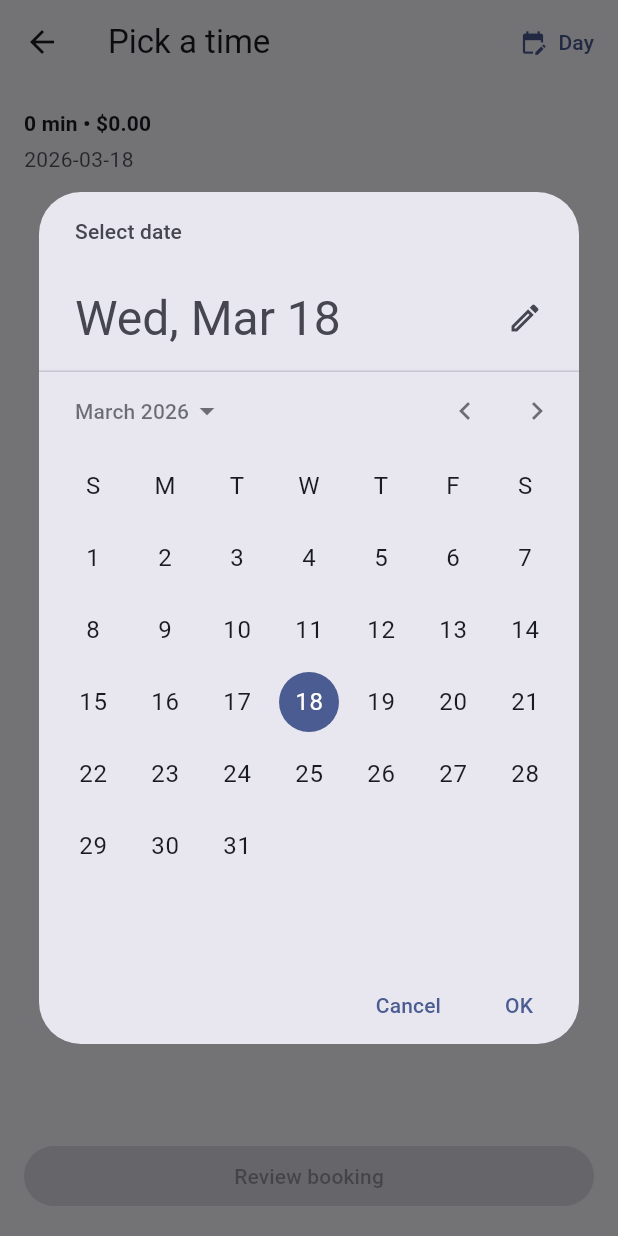
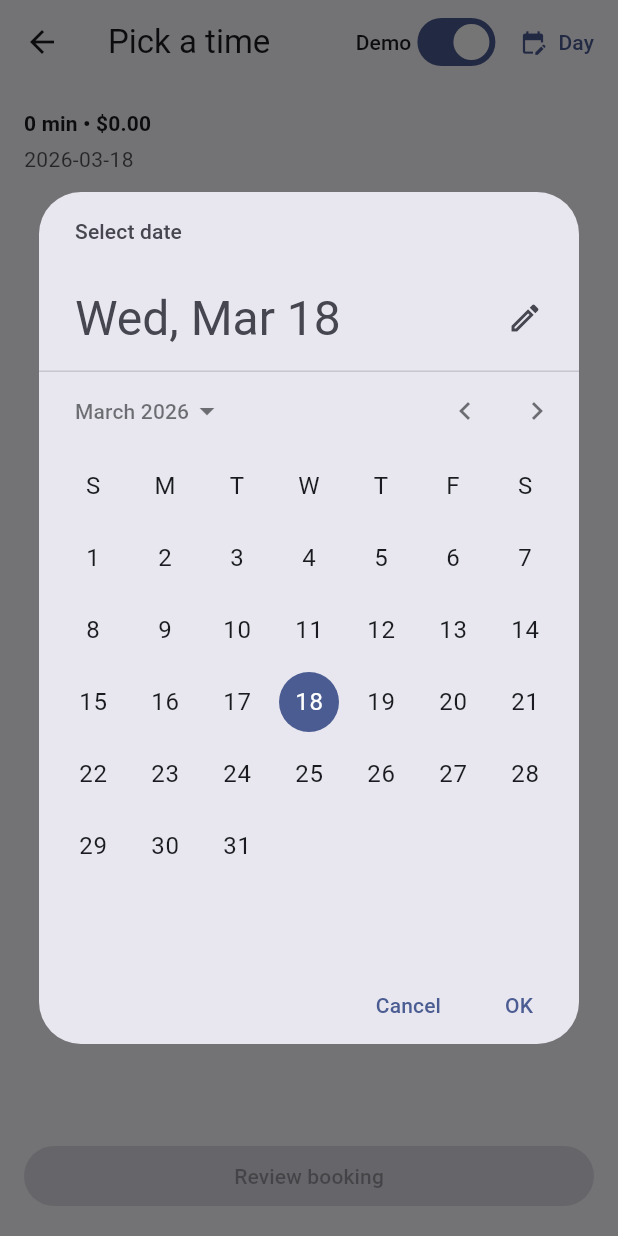
Before and after one commit to Naveenm1907/omni_booking, a Flutter app: the TimeSlotsScreen screen opened directly, after a tap on "Day", on a phone screen of 412 x 824 dp. Run offline on Flutter 3.47's test engine with Material 3 defaults, Android fonts, the phone set to English and light mode, and no system bars; our stand-ins replace cloud_firestore, firebase_core, flutter_riverpod; accounts and stored records are empty.

Commit message:
updated timeslot,booking,Firebase Providers,widgets

```diff
--- a/lib/models/time_slot.dart
+++ b/lib/models/time_slot.dart
@@ -8,10 +8,14 @@ class TimeSlot {
   /// When false, the slot should be rendered as blocked/unavailable.
   final bool isAvailable;
 
+  /// How many counters can accommodate the entire slot duration.
+  final int availableCounterCount;
+
   const TimeSlot({
     required this.startAt,
     required this.endAt,
     required this.isAvailable,
+    required this.availableCounterCount,
     this.counterId,
   });
 
--- a/lib/providers/firestore_providers.dart
+++ b/lib/providers/firestore_providers.dart
@@ -3,10 +3,16 @@ import 'package:flutter_riverpod/flutter_riverpod.dart';
 import '../models/booking.dart';
 import '../models/service.dart';
 import '../services/firestore_service.dart';
+import '../utils/demo_existing_bookings.dart';
 
 final firestoreServiceProvider = Provider<FirestoreService>((ref) {
   return FirestoreService();
 });
+
+/// Company-assignment demo mode:
+/// when enabled, the app uses the provided "Existing Bookings" dataset so
+/// availability is deterministic during review.
+final demoModeProvider = StateProvider<bool>((ref) => true);
 
 final servicesProvider = StreamProvider<List<Service>>((ref) {
   final firestore = ref.watch(firestoreServiceProvider);
@@ -19,7 +25,12 @@ final selectedDayProvider = StateProvider<DateTime>((ref) {
 });
 
 final bookingsForSelectedDayProvider = StreamProvider<List<Booking>>((ref) {
+  final day = ref.watch(selectedDayProvider);
+  final demoMode = ref.watch(demoModeProvider);
+  if (demoMode) {
+    return Stream.value(DemoExistingBookings.forDay(day));
+  }
+
   final firestore = ref.watch(firestoreServiceProvider);
-  final day = ref.watch(selectedDayProvider);
   return firestore.watchBookingsForDay(day);
 });
--- a/lib/screens/time_slots_screen.dart
+++ b/lib/screens/time_slots_screen.dart
@@ -34,11 +34,27 @@ class TimeSlotsScreen extends ConsumerWidget {
     final slotsAsync = ref.watch(availableSlotsProvider);
     final draft = ref.watch(bookingDraftProvider);
     final selectedDay = ref.watch(selectedDayProvider);
+    final demoMode = ref.watch(demoModeProvider);
 
     return Scaffold(
       appBar: AppBar(
         title: const Text('Pick a time'),
         actions: [
+          Row(
+            children: [
+              Text(
+                'Demo',
+                style: Theme.of(context).textTheme.labelLarge,
+              ),
+              Switch(
+                value: demoMode,
+                onChanged: (v) {
+                  ref.read(demoModeProvider.notifier).state = v;
+                  ref.read(bookingDraftProvider.notifier).clearSlot();
+                },
+              ),
+            ],
+          ),
           TextButton.icon(
             onPressed: () async {
               final picked = await showDatePicker(
--- /dev/null
+++ b/lib/utils/demo_existing_bookings.dart
@@ -0,0 +1,37 @@
+import '../models/booking.dart';
+
+/// The exact mock dataset provided in the company assignment:
+/// - Counter 1: 10:00–11:00
+/// - Counter 2: 10:30–11:30
+/// - Counter 3: 09:00–10:30
+class DemoExistingBookings {
+  static List<Booking> forDay(DateTime day) {
+    final d = DateTime(day.year, day.month, day.day);
+    return <Booking>[
+      Booking(
+        id: 'demo_c0',
+        startAt: DateTime(d.year, d.month, d.day, 10, 0),
+        durationMinutes: 60,
+        counterId: 0,
+        serviceIds: const <String>[],
+        totalPriceCents: 0,
+      ),
+      Booking(
+        id: 'demo_c1',
+        startAt: DateTime(d.year, d.month, d.day, 10, 30),
+        durationMinutes: 60,
+        counterId: 1,
+        serviceIds: const <String>[],
+        totalPriceCents: 0,
+      ),
+      Booking(
+        id: 'demo_c2',
+        startAt: DateTime(d.year, d.month, d.day, 9, 0),
+        durationMinutes: 90,
+        counterId: 2,
+        serviceIds: const <String>[],
+        totalPriceCents: 0,
+      ),
+    ];
+  }
+}
--- a/lib/utils/slot_finder.dart
+++ b/lib/utils/slot_finder.dart
@@ -40,13 +40,14 @@ class SlotFinder {
       final range = TimeRange(start: start, end: end);
 
       int? assignedCounterId;
+      var freeCounters = 0;
       for (var counterId = 0; counterId < counters; counterId++) {
         final hasOverlapOnThisCounter = existingBookings
             .where((b) => b.counterId == counterId)
             .any((b) => bookingOverlapsRange(b, range));
         if (!hasOverlapOnThisCounter) {
+          freeCounters++;
           assignedCounterId = counterId;
-          break;
         }
       }
 
@@ -54,7 +55,8 @@ class SlotFinder {
         TimeSlot(
           startAt: start,
           endAt: end,
-          isAvailable: assignedCounterId != null,
+          isAvailable: freeCounters > 0,
+          availableCounterCount: freeCounters,
           counterId: assignedCounterId,
         ),
       );
```
Also changed, not shown: lib/providers/booking_draft_provider.dart (+8 -0 lines), lib/widgets/slot_tile.dart (+21 -6 lines), 3 other files.
